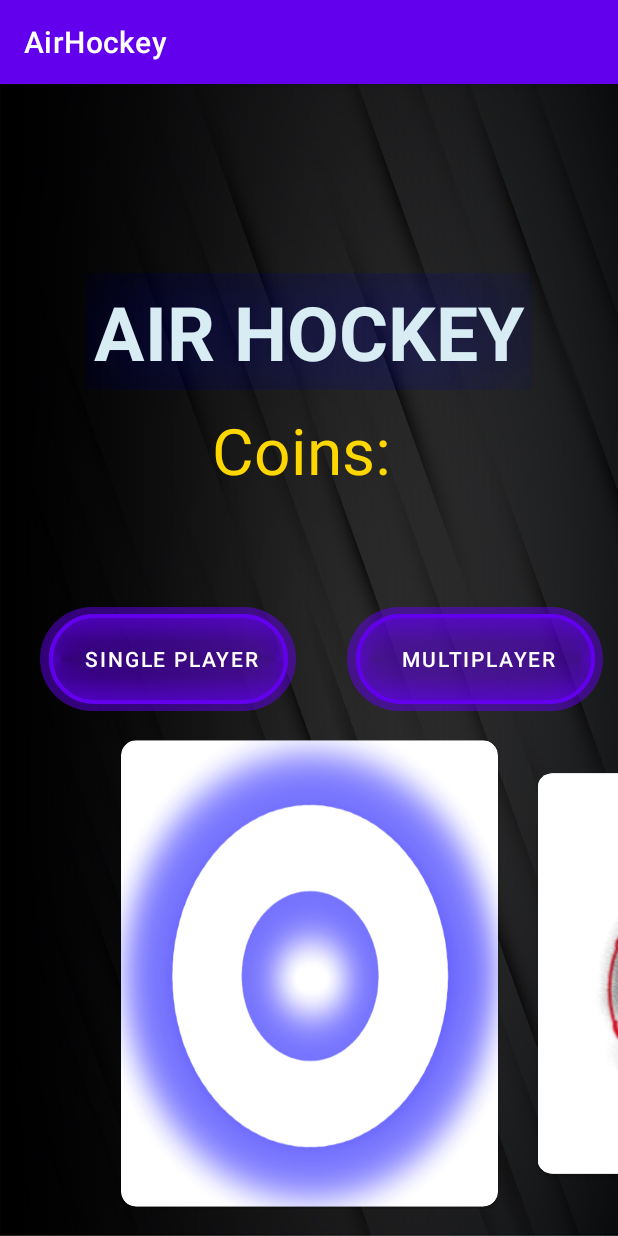
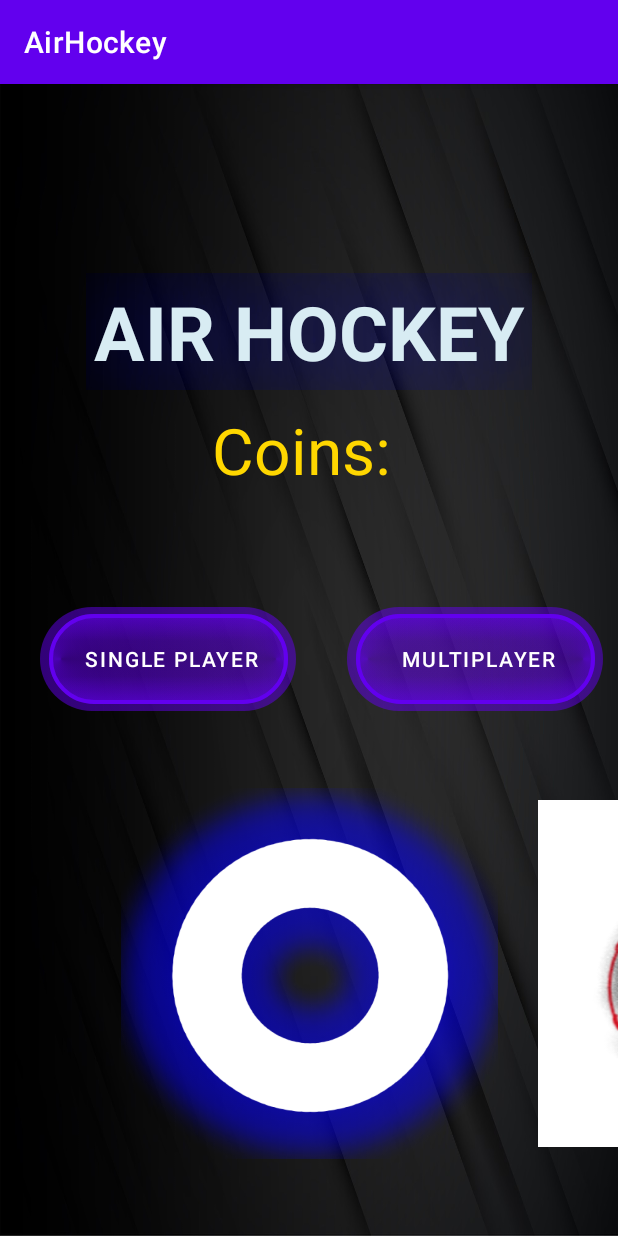
Before and after one commit to UlpDerMenschlicheDeserialisierer/AirHockey, an Android app: the screen it shows after launch (MainActivity), on a phone screen of 412 x 824 dp. Run offline under Robolectric (Android 15) with nearby library versions, the phone set to English and light mode, and no system bars.

Commit message:
task (menu): adjust background of skin-slider to transparent

```diff
--- a/app/src/main/res/layout/image_container.xml
+++ b/app/src/main/res/layout/image_container.xml
@@ -1,16 +1,20 @@
 <?xml version="1.0" encoding="utf-8"?>
 <androidx.cardview.widget.CardView xmlns:android="http://schemas.android.com/apk/res/android"
     xmlns:app="http://schemas.android.com/apk/res-auto"
+    xmlns:tools="http://schemas.android.com/tools"
     android:layout_width="match_parent"
     android:layout_height="match_parent"
     android:adjustViewBounds="true"
-    app:cardCornerRadius="10dp">
+    app:cardBackgroundColor="@android:color/transparent"
+    app:cardCornerRadius="0dp"
+    android:outlineProvider="none"
+    >
 
     <ImageView
         android:id="@+id/imageView"
         android:layout_width="match_parent"
         android:layout_height="match_parent"
-        android:scaleType="fitXY"
-        android:src="@drawable/skin1" />
-
+        android:background="@android:color/transparent"
+        android:contentDescription="@string/skin1_contentDescription"
+        android:src="@drawable/skinblue" />
 </androidx.cardview.widget.CardView>
```
